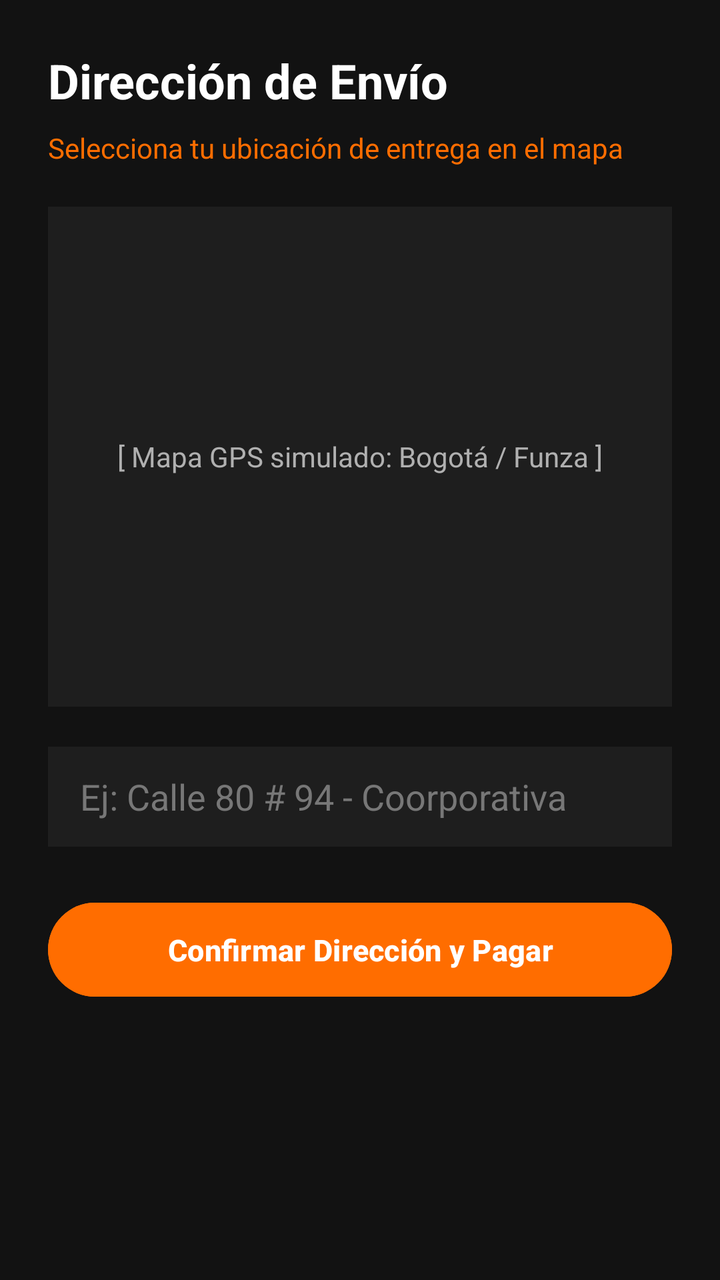
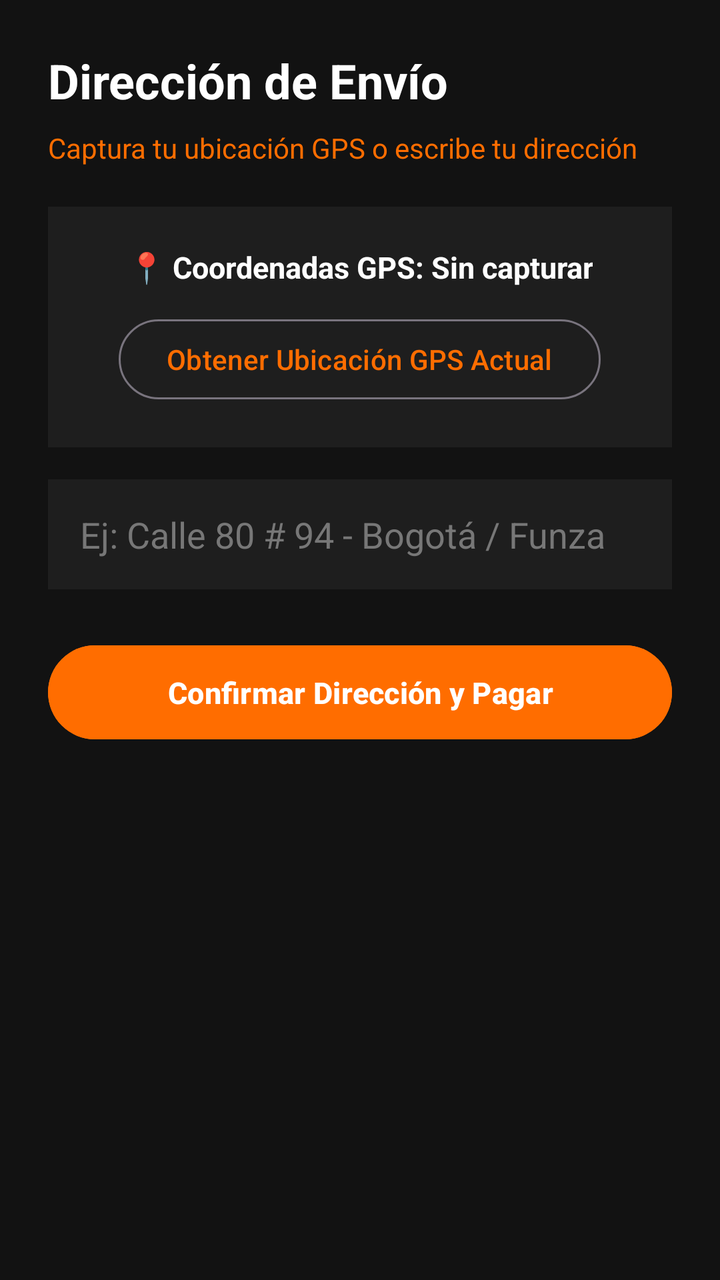

Screens rendered from an Android XML layout before and after an edit, with the pre-edit source and the edit as a unified diff.
<!-- AndroidManifest.xml: application theme Theme.MotoGearColombia -->
<!-- res/layout/activity_location.xml -->
<?xml version="1.0" encoding="utf-8"?>
<LinearLayout xmlns:android="http://schemas.android.com/apk/res/android"
    android:layout_width="match_parent"
    android:layout_height="match_parent"
    android:background="#121212"
    android:orientation="vertical"
    android:padding="24dp">

    
    <TextView
        android:layout_width="wrap_content"
        android:layout_height="wrap_content"
        android:text="Dirección de Envío"
        android:textColor="#FFFFFF"
        android:textSize="24sp"
        android:textStyle="bold"
        android:layout_marginBottom="8dp"/>

    <TextView
        android:layout_width="wrap_content"
        android:layout_height="wrap_content"
        android:text="Selecciona tu ubicación de entrega en el mapa"
        android:textColor="#FF6D00"
        android:textSize="14sp"
        android:layout_marginBottom="20dp"/>

    
    <FrameLayout
        android:layout_width="match_parent"
        android:layout_height="250dp"
        android:background="#1E1E1E"
        android:layout_marginBottom="20dp">

        <TextView
            android:layout_width="wrap_content"
            android:layout_height="wrap_content"
            android:layout_gravity="center"
            android:text="[ Mapa GPS simulado: Bogotá / Funza ]"
            android:textColor="#B0B0B0"
            android:textSize="14sp"/>
    </FrameLayout>

    
    <EditText
        android:layout_width="match_parent"
        android:layout_height="50dp"
        android:background="#1E1E1E"
        android:hint="Ej: Calle 80 # 94 - Coorporativa"
        android:textColor="#FFFFFF"
        android:textColorHint="#777777"
        android:paddingHorizontal="16dp"
        android:layout_marginBottom="24dp"
        android:inputType="textPostalAddress"/>

    
    <Button
        android:id="@+id/btnProceedToPayment"
        android:layout_width="match_parent"
        android:layout_height="55dp"
        android:backgroundTint="#FF6D00"
        android:text="Confirmar Dirección y Pagar"
        android:textColor="#FFFFFF"
        android:textSize="15sp"
        android:textStyle="bold"/>

</LinearLayout>
<!-- resources referenced by this layout -->
<resources>
  <style name="Theme.MotoGearColombia" parent="Theme.Material3.DayNight.NoActionBar">
          
          <item name="colorPrimary">@color/accent_orange</item>
          
          <item name="android:windowBackground">@color/primary_dark</item>
      </style>
  <color name="accent_orange">#FF6D00</color>
  <color name="primary_dark">#121212</color>
</resources>

<!-- the commit's change to res/layout/activity_location.xml (unified diff, before → after) -->
@@ -1,66 +1,87 @@
 <?xml version="1.0" encoding="utf-8"?>
-<LinearLayout xmlns:android="http://schemas.android.com/apk/res/android"
+<ScrollView xmlns:android="http://schemas.android.com/apk/res/android"
     android:layout_width="match_parent"
     android:layout_height="match_parent"
     android:background="#121212"
-    android:orientation="vertical"
-    android:padding="24dp">
+    android:fillViewport="true">
 
-    
-    <TextView
-        android:layout_width="wrap_content"
+    <LinearLayout
+        android:layout_width="match_parent"
         android:layout_height="wrap_content"
-        android:text="Dirección de Envío"
-        android:textColor="#FFFFFF"
-        android:textSize="24sp"
-        android:textStyle="bold"
-        android:layout_marginBottom="8dp"/>
+        android:orientation="vertical"
+        android:padding="24dp">
 
-    <TextView
-        android:layout_width="wrap_content"
-        android:layout_height="wrap_content"
-        android:text="Selecciona tu ubicación de entrega en el mapa"
-        android:textColor="#FF6D00"
-        android:textSize="14sp"
-        android:layout_marginBottom="20dp"/>
-
-    
-    <FrameLayout
-        android:layout_width="match_parent"
-        android:layout_height="250dp"
-        android:background="#1E1E1E"
-        android:layout_marginBottom="20dp">
+        
+        <TextView
+            android:layout_width="wrap_content"
+            android:layout_height="wrap_content"
+            android:text="Dirección de Envío"
+            android:textColor="#FFFFFF"
+            android:textSize="24sp"
+            android:textStyle="bold"
+            android:layout_marginBottom="8dp"/>
 
         <TextView
             android:layout_width="wrap_content"
             android:layout_height="wrap_content"
-            android:layout_gravity="center"
-            android:text="[ Mapa GPS simulado: Bogotá / Funza ]"
-            android:textColor="#B0B0B0"
-            android:textSize="14sp"/>
-    </FrameLayout>
+            android:text="Captura tu ubicación GPS o escribe tu dirección"
+            android:textColor="#FF6D00"
+            android:textSize="14sp"
+            android:layout_marginBottom="20dp"/>
 
-    
-    <EditText
-        android:layout_width="match_parent"
-        android:layout_height="50dp"
-        android:background="#1E1E1E"
-        android:hint="Ej: Calle 80 # 94 - Coorporativa"
-        android:textColor="#FFFFFF"
-        android:textColorHint="#777777"
-        android:paddingHorizontal="16dp"
-        android:layout_marginBottom="24dp"
-        android:inputType="textPostalAddress"/>
+        
+        <LinearLayout
+            android:layout_width="match_parent"
+            android:layout_height="wrap_content"
+            android:background="#1E1E1E"
+            android:orientation="vertical"
+            android:padding="20dp"
+            android:gravity="center"
+            android:layout_marginBottom="16dp">
 
-    
-    <Button
-        android:id="@+id/btnProceedToPayment"
-        android:layout_width="match_parent"
-        android:layout_height="55dp"
-        android:backgroundTint="#FF6D00"
-        android:text="Confirmar Dirección y Pagar"
-        android:textColor="#FFFFFF"
-        android:textSize="15sp"
-        android:textStyle="bold"/>
+            <TextView
+                android:id="@+id/tvGpsCoordinates"
+                android:layout_width="wrap_content"
+                android:layout_height="wrap_content"
+                android:text="📍 Coordenadas GPS: Sin capturar"
+                android:textColor="#FFFFFF"
+                android:textSize="15sp"
+                android:textStyle="bold"
+                android:gravity="center"
+                android:layout_marginBottom="12dp"/>
 
-</LinearLayout>
+            <Button
+                android:id="@+id/btnGetGpsLocation"
+                style="@style/Widget.Material3.Button.OutlinedButton"
+                android:layout_width="wrap_content"
+                android:layout_height="wrap_content"
+                android:text="Obtener Ubicación GPS Actual"
+                android:textColor="#FF6D00"/>
+        </LinearLayout>
+
+        
+        <EditText
+            android:id="@+id/etAddress"
+            android:layout_width="match_parent"
+            android:layout_height="55dp"
+            android:background="#1E1E1E"
+            android:hint="Ej: Calle 80 # 94 - Bogotá / Funza"
+            android:textColor="#FFFFFF"
+            android:textColorHint="#777777"
+            android:paddingHorizontal="16dp"
+            android:layout_marginBottom="24dp"
+            android:inputType="textPostalAddress"/>
+
+        
+        <Button
+            android:id="@+id/btnProceedToPayment"
+            android:layout_width="match_parent"
+            android:layout_height="55dp"
+            android:backgroundTint="#FF6D00"
+            android:text="Confirmar Dirección y Pagar"
+            android:textColor="#FFFFFF"
+            android:textSize="15sp"
+            android:textStyle="bold"/>
+
+    </LinearLayout>
+</ScrollView>
